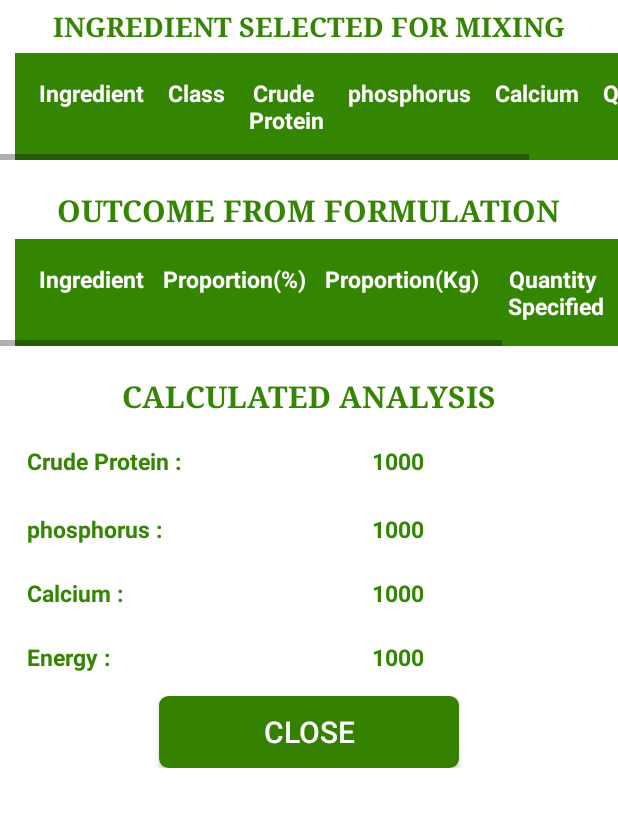
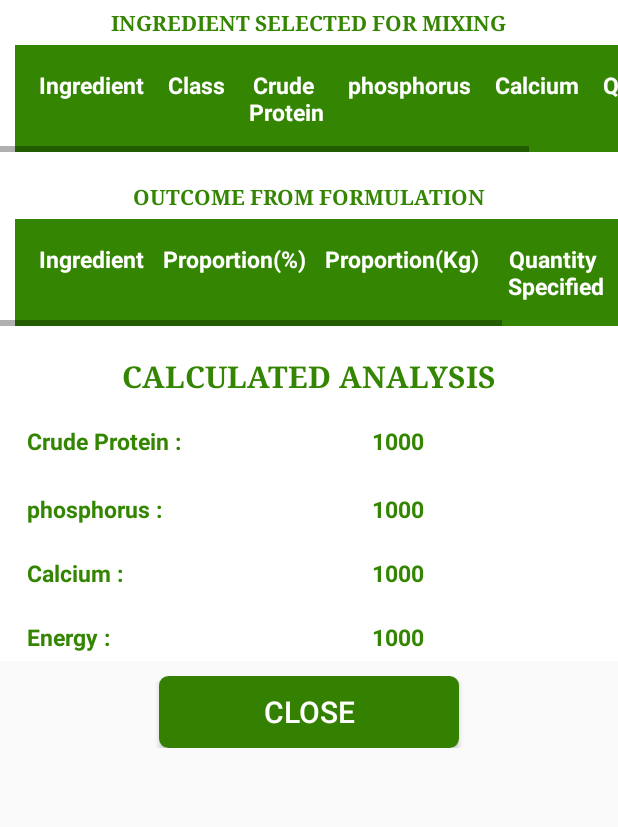
Before and after one commit to lordraph/ChickenFeed, an Android app: the SummaryActivity screen opened directly, with no data from a screen before it, on a phone screen of 412 x 824 dp, the part 84-911 px from its top. Run offline under Robolectric (Android 15) with nearby library versions, the phone set to English and light mode, and no system bars.

Commit message:
fix bug on summary activity class

```diff
--- a/app/src/main/java/com/acgg/chickenfeed/MainActivity.java
+++ b/app/src/main/java/com/acgg/chickenfeed/MainActivity.java
@@ -84,7 +84,7 @@ public class MainActivity extends AppCompatActivity {
     }
 
     public void openAccountActivity(MenuItem item) {
-        Intent intent = new Intent(MainActivity.this, SummaryActivity.class);
+        Intent intent = new Intent(MainActivity.this, AccountActivity.class);
         startActivity(intent);
     }
 
--- a/app/src/main/java/com/acgg/chickenfeed/SummaryActivity.java
+++ b/app/src/main/java/com/acgg/chickenfeed/SummaryActivity.java
@@ -149,7 +149,7 @@ public class SummaryActivity extends AppCompatActivity {
             QtyArr.setText(decimalFormat.format(cursor.getInt(5)));
             QtyArr.setGravity(Gravity.CENTER_HORIZONTAL);
             new_row.addView(QtyArr);
-            formulatedTable.canScrollHorizontally(100);
+//            formulatedTable.canScrollHorizontally(100);
 
             formulatedTable.addView(new_row);
 
@@ -183,7 +183,7 @@ public class SummaryActivity extends AppCompatActivity {
             resultComment.setGravity(Gravity.CENTER_HORIZONTAL);
             new_row_outcome.addView(resultComment);
 
-            outcomeTable.canScrollHorizontally(100);
+//            outcomeTable.canScrollHorizontally(100);
 
             outcomeTable.addView(new_row_outcome);
 
--- a/app/src/main/res/layout/activity_summary.xml
+++ b/app/src/main/res/layout/activity_summary.xml
@@ -16,13 +16,29 @@
         <include
             layout="@layout/navigation_actionbar"
             android:layout_width="match_parent"
-        android:layout_height="wrap_content" />
+            android:layout_height="wrap_content"/>
+
+        <LinearLayout
+            android:layout_width="match_parent"
+            android:layout_height="match_parent"
+            android:orientation="vertical">
 
             <ScrollView
                 android:layout_width="match_parent"
+                android:layout_height="wrap_content">
+
+                <LinearLayout
+                    android:layout_width="match_parent"
                     android:layout_height="match_parent"
-        android:layout_gravity="center"
-        android:background="#fff">
+                    android:orientation="vertical">
+
+
+
+                    <!--<include-->
+                        <!--layout="@layout/navigation_actionbar"-->
+                        <!--android:layout_width="match_parent"-->
+                        <!--android:layout_height="wrap_content" />-->
+
 
                     <LinearLayout
                         android:id="@+id/linlay_summary"
@@ -41,7 +57,7 @@
                             android:text="Ingredient Selected for mixing"
                             android:textAllCaps="true"
                             android:textColor="#348502"
-                android:textSize="18sp"
+                            android:textAppearance="?android:textAppearanceSmall"
                             android:textStyle="bold"
                             android:typeface="serif" />
 
@@ -63,6 +79,7 @@
                                     android:layout_width="wrap_content"
                                     android:layout_height="wrap_content"
                                     android:scrollbars="horizontal|vertical">
+
 
                                     <TableLayout
                                         android:id="@+id/table_ingreSelect"
@@ -160,7 +177,7 @@
                             android:text="Outcome from Formulation"
                             android:textAllCaps="true"
                             android:textColor="#348502"
-                android:textSize="20sp"
+                            android:textAppearance="?android:textAppearanceSmall"
                             android:textStyle="bold"
                             android:typeface="serif" />
 
@@ -385,6 +402,8 @@
                             </TableLayout>
                         </LinearLayout>
 
+                    </LinearLayout>
+
                     <Button
                         android:layout_width="200dp"
                         android:layout_height="wrap_content"
@@ -396,16 +415,18 @@
                         android:onClick="closeSummary"
                         android:textColor="#fff"
                         android:textSize="20sp" />
-        </LinearLayout>
-    </ScrollView>
+
                 </LinearLayout>
 
+            </ScrollView>
 
+        </LinearLayout>
         <android.support.v7.widget.Toolbar
             android:id="@+id/toolbar"
             android:layout_width="match_parent"
             android:layout_height="?attr/actionBarSize"
-        android:theme="@style/ThemeOverlay.AppCompat.ActionBar" />
+            android:theme="@style/ThemeOverlay.AppCompat.ActionBar"/>
+    </LinearLayout>
 
     <android.support.design.widget.NavigationView
         android:id="@+id/nav_view"
@@ -418,5 +439,4 @@
         app:itemIconTint="#ffffff"
         app:itemTextColor="#FFFFFF"
         app:menu="@menu/drawer_view" />
-
 </android.support.v4.widget.DrawerLayout>
```
Also changed, not shown: app/src/main/java/com/acgg/chickenfeed/CreateDietActivity.java (+15 -8 lines). Lines whose indentation alone changed are shown as unchanged.
